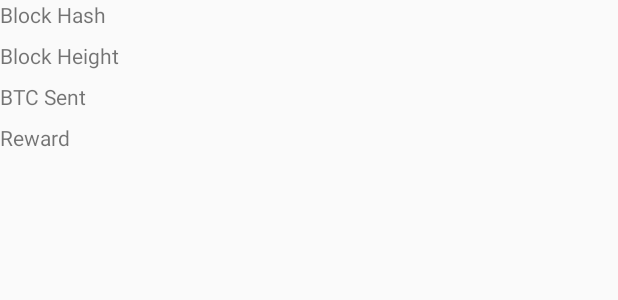
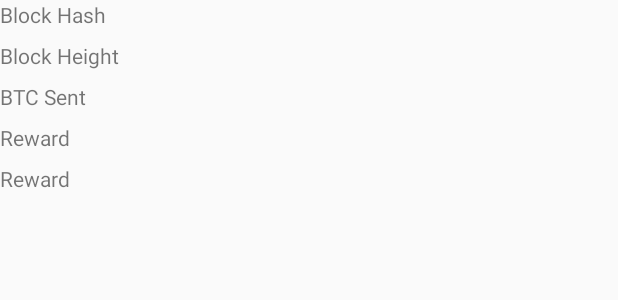
Before and after one commit to siddharth-shah/BTC, an Android app: the layout new_block_info.xml on its own in the app's theme, with its tools: preview values and no code run, on a phone screen of 412 x 824 dp. Shown: the top 300 px of the screen. Run offline under Robolectric (Android 15) with nearby library versions, the phone set to English and light mode, and no system bars.

Commit message:
setup for setting newBlock info (parsing json and setting values)

```diff
--- a/app/src/main/res/layout/new_block_info.xml
+++ b/app/src/main/res/layout/new_block_info.xml
@@ -40,5 +40,14 @@
         app:layout_constraintLeft_toLeftOf="parent"
         app:layout_constraintTop_toBottomOf="@id/btc_sent"
         tools:text="Reward" />
+  <TextView
+        android:id="@+id/block_size"
+        android:layout_width="wrap_content"
+
+        android:layout_height="wrap_content"
+        android:layout_marginTop="8dp"
+        app:layout_constraintLeft_toLeftOf="parent"
+        app:layout_constraintTop_toBottomOf="@id/reward"
+        tools:text="Reward" />
 
 </android.support.constraint.ConstraintLayout>
```
Also changed, not shown: app/src/main/java/sidddharth/co/btc/MainActivity.java (+40 -2 lines).
